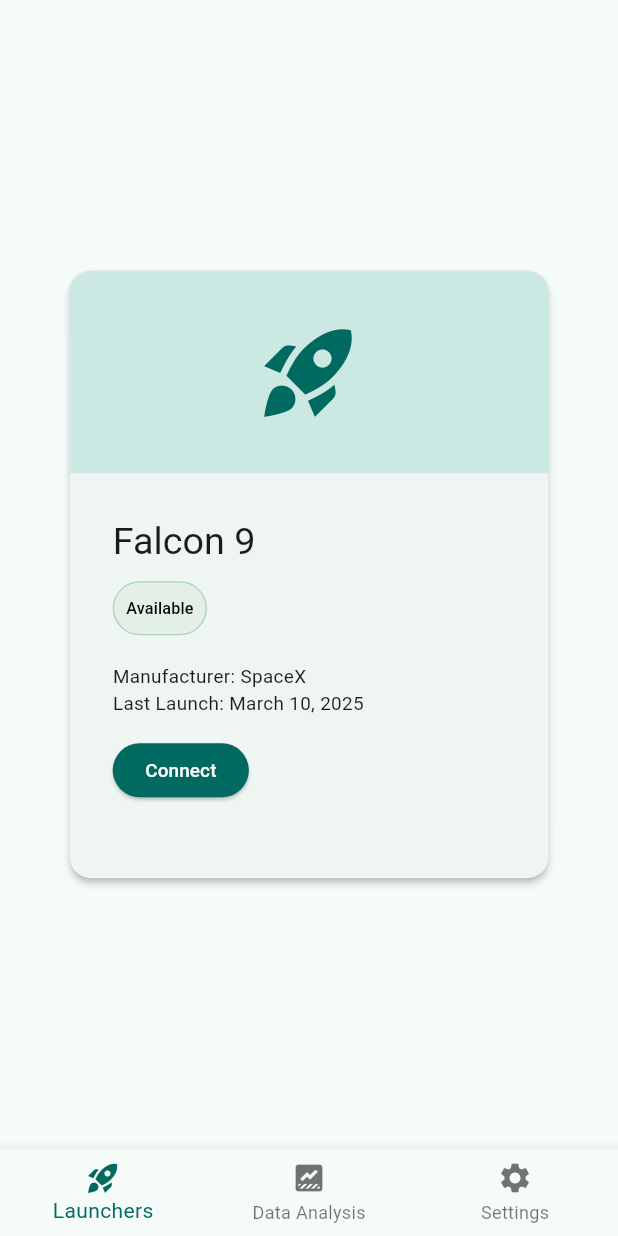
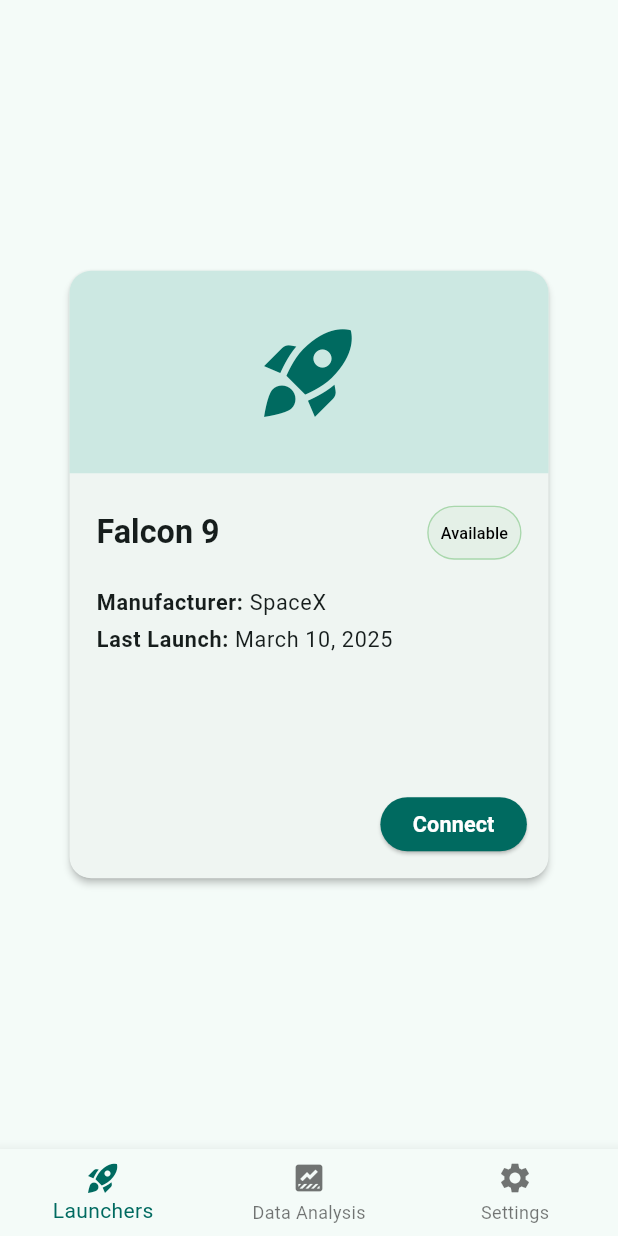
Before and after one commit to carbon-a-rat/skywalker, a Flutter app: the screen it shows after launch, on a phone screen of 412 x 824 dp. Run offline on Flutter 3.47's test engine with Material 3 defaults, Android fonts, the phone set to English and light mode, and no system bars; our stand-ins replace get_it, pocketbase.

Commit message:
feat: refactor launcher list page layout to use Stack and improve UI elements

```diff
--- a/lib/pages/launcher_list.dart
+++ b/lib/pages/launcher_list.dart
@@ -46,16 +46,16 @@
         margin: const EdgeInsets.symmetric(horizontal: 8.0),
         elevation: 2,
         shape: RoundedRectangleBorder(borderRadius: BorderRadius.circular(16)),
-        child: Column(
+        child: Stack(
+          children: [
+            Column(
+              crossAxisAlignment: CrossAxisAlignment.start,
               children: [
                 // Placeholder illustration at the top
                 Container(
                   height: 150,
                   decoration: BoxDecoration(
-                color:
-                    Theme.of(context)
-                        .colorScheme
-                        .secondaryContainer, // Material Design secondary container color
+                    color: Theme.of(context).colorScheme.secondaryContainer,
                     borderRadius: const BorderRadius.vertical(
                       top: Radius.circular(16),
                     ),
@@ -68,49 +68,88 @@
                     ),
                   ),
                 ),
-            Container(
-              width: double.infinity,
-              child: Padding(
-                padding: const EdgeInsets.all(32.0),
+                Padding(
+                  padding: const EdgeInsets.symmetric(
+                    horizontal: 20.0,
+                    vertical: 20.0,
+                  ),
                   child: Column(
                     crossAxisAlignment: CrossAxisAlignment.start,
                     children: [
+                      // Launcher name
+                      Row(
+                        mainAxisAlignment: MainAxisAlignment.spaceBetween,
+                        children: [
                           Text(
                             launcher['name'],
-                      style: Theme.of(context).textTheme.headlineMedium,
+                            style: Theme.of(context).textTheme.headlineSmall
+                                ?.copyWith(fontWeight: FontWeight.bold),
                           ),
 
-                    const SizedBox(height: 8),
+                          // Status chip
                           status_chip(context, launcher['status']),
-
-                    const SizedBox(height: 16),
-                    Text(
-                      'Manufacturer: ${launcher['manufacturer']}',
-                      style: Theme.of(context).textTheme.bodyMedium,
-                    ),
-                    Text(
-                      'Last Launch: ${launcher['lastLaunch']}',
-                      style: Theme.of(context).textTheme.bodyMedium,
+                        ],
                       ),
                       const SizedBox(height: 16),
+                      // Manufacturer and last launch
+                      Row(
+                        crossAxisAlignment: CrossAxisAlignment.start,
+                        children: [
+                          Text(
+                            'Manufacturer: ',
+                            style: Theme.of(context).textTheme.bodyLarge
+                                ?.copyWith(fontWeight: FontWeight.bold),
+                          ),
+                          Expanded(
+                            child: Text(
+                              launcher['manufacturer'],
+                              style: Theme.of(context).textTheme.bodyLarge,
+                            ),
+                          ),
+                        ],
+                      ),
+                      const SizedBox(height: 4),
+                      Row(
+                        crossAxisAlignment: CrossAxisAlignment.start,
+                        children: [
+                          Text(
+                            'Last Launch: ',
+                            style: Theme.of(context).textTheme.bodyLarge
+                                ?.copyWith(fontWeight: FontWeight.bold),
+                          ),
+                          Expanded(
+                            child: Text(
+                              launcher['lastLaunch'],
+                              style: Theme.of(context).textTheme.bodyLarge,
+                            ),
+                          ),
+                        ],
+                      ),
+                    ],
+                  ),
+                ),
+              ],
+            ),
             if (launcher['status'] == 'Available')
-                      ElevatedButton(
+              Align(
+                alignment: Alignment.bottomRight,
+                child: Padding(
+                  padding: const EdgeInsets.all(16.0),
+                  child: ElevatedButton(
                     onPressed: () {
                       // Handle connect action
                     },
                     style: ElevatedButton.styleFrom(
-                          backgroundColor:
-                              Theme.of(
-                                context,
-                              ).colorScheme.primary, // Primary color
-                          foregroundColor:
-                              Theme.of(context)
-                                  .colorScheme
-                                  .onPrimary, // Contrast color for primary
+                      backgroundColor: Theme.of(context).colorScheme.primary,
+                      foregroundColor: Theme.of(context).colorScheme.onPrimary,
                     ),
-                        child: const Text('Connect'),
+                    child: const Text(
+                      'Connect',
+                      style: TextStyle(
+                        fontSize: 16,
+                        fontWeight: FontWeight.bold,
                       ),
-                  ],
+                    ),
                   ),
                 ),
               ),
```
Lines whose indentation alone changed are shown as unchanged.
